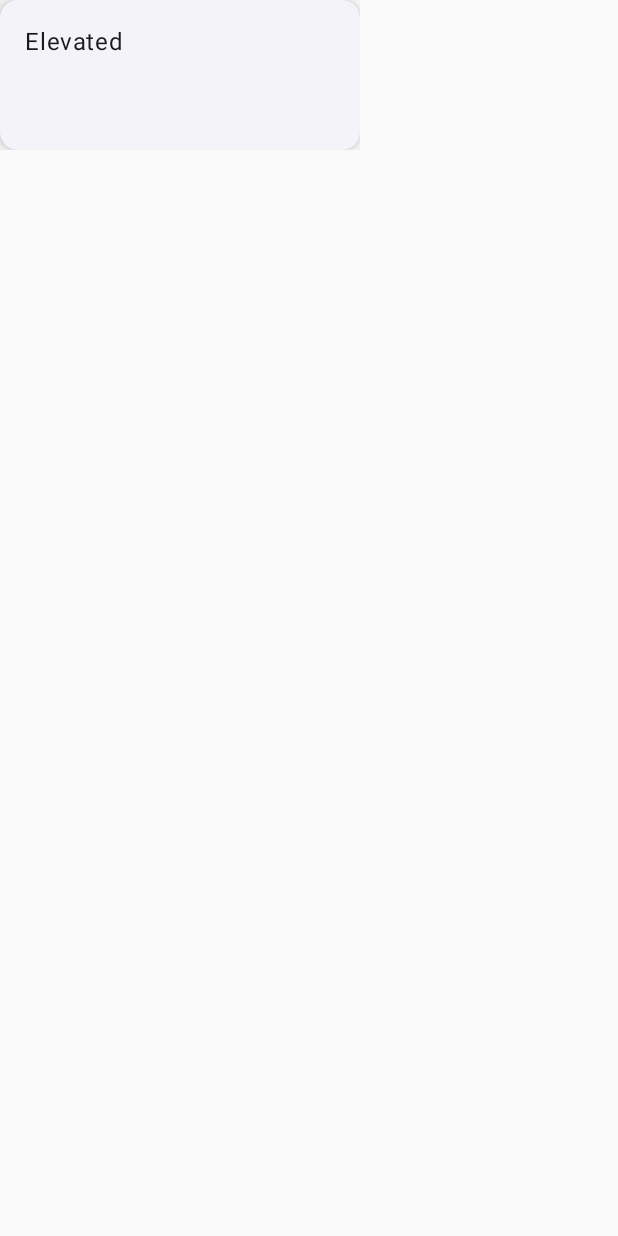
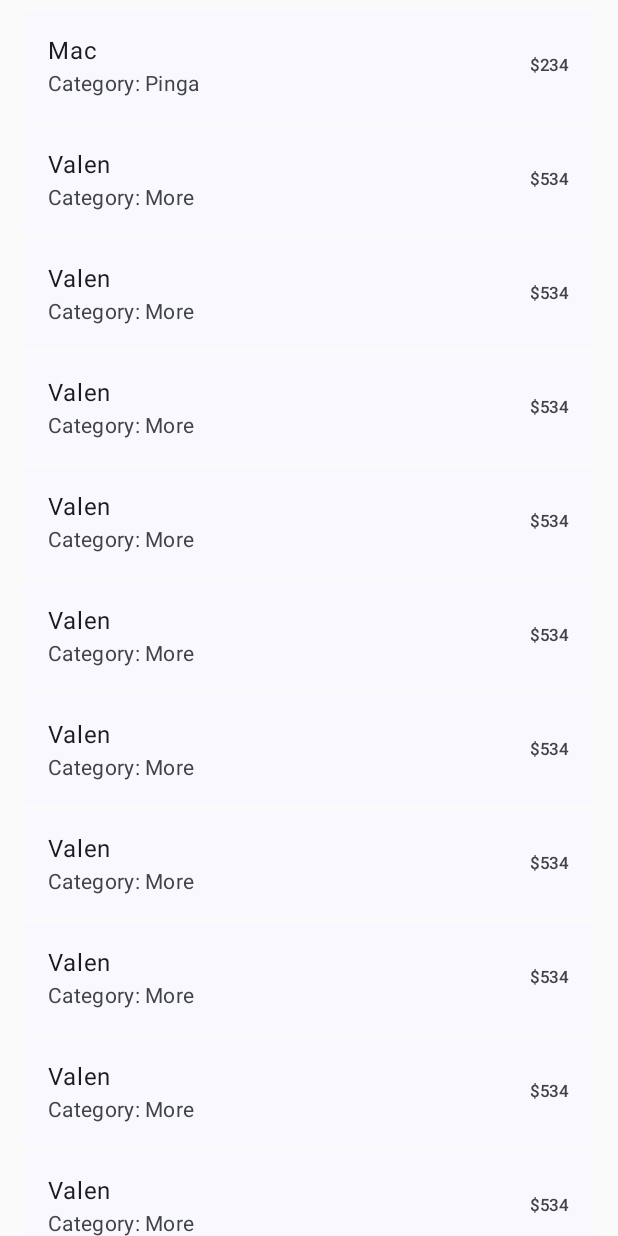
Before and after one commit to franjuarez/Plutonke, an Android app built with Jetpack Compose: the screen it shows after launch (MainActivity), on a phone screen of 412 x 824 dp. Before the commit the screen is almost empty. Run offline under Robolectric (Android 15) with nearby library versions, the phone set to English and light mode, and no system bars.

Commit message:
agregando lista de expenses

```diff
--- a/src/app/src/main/java/com/schonke/plutonke/MainActivity.kt
+++ b/src/app/src/main/java/com/schonke/plutonke/MainActivity.kt
@@ -3,9 +3,12 @@ package com.schonke.plutonke
 import android.os.Bundle
 import androidx.activity.ComponentActivity
 import androidx.activity.compose.setContent
+import androidx.compose.foundation.layout.Arrangement
+import androidx.compose.foundation.layout.PaddingValues
 import androidx.compose.foundation.layout.fillMaxSize
 import androidx.compose.foundation.layout.padding
 import androidx.compose.foundation.layout.size
+import androidx.compose.foundation.lazy.LazyColumn
 import androidx.compose.material3.Card
 import androidx.compose.material3.CardDefaults
 import androidx.compose.material3.ElevatedCard
@@ -18,75 +21,51 @@ import androidx.compose.ui.text.style.TextAlign
 import androidx.compose.ui.tooling.preview.Preview
 import androidx.compose.ui.unit.dp
 import com.schonke.plutonke.ui.theme.PlutonkeTheme
+import kotlin.math.exp
+import androidx.compose.foundation.lazy.items
+import androidx.compose.material3.ListItem
 
 class MainActivity : ComponentActivity() {
     override fun onCreate(savedInstanceState: Bundle?) {
         super.onCreate(savedInstanceState)
-        val expense = Expense("Mac", "01-01-2024", 234, "Pinga")
+        val expenses = listOf<Expense>(Expense("Mac", "01-01-2024", 234, "Pinga"),
+            Expense("Valen", "01-02-2021", 534, "More"),
+            Expense("Valen", "01-02-2021", 534, "More"),
+            Expense("Valen", "01-02-2021", 534, "More"),
+            Expense("Valen", "01-02-2021", 534, "More"),
+            Expense("Valen", "01-02-2021", 534, "More"),
+            Expense("Valen", "01-02-2021", 534, "More"),
+            Expense("Valen", "01-02-2021", 534, "More"),
+            Expense("Valen", "01-02-2021", 534, "More"),
+            Expense("Valen", "01-02-2021", 534, "More"),
+            Expense("Valen", "01-02-2021", 534, "More"),
+            Expense("Monke", "12-01-2004", 89434, "Vato"))
+
         setContent {
             PlutonkeTheme {
-                // A surface container using the 'background' color from the theme
-//                Surface(
-//                    modifier = Modifier.fillMaxSize(),
-//                    color = MaterialTheme.colorScheme.background
-//                ) {
-//                    Greeting("YA VOLVI")
-//                }
-                Expense(expense)
+                showAllExpenses(expenses = expenses)
                 }
             }
         }
     }
 
 @Composable
-fun Expense(expense: Expense, modifier: Modifier = Modifier){
-    //TODO Cambiar category por su tipo
+fun showAllExpenses(expenses: List<Expense>){
+    LazyColumn (contentPadding = PaddingValues(horizontal = 16.dp, vertical = 8.dp),
+                verticalArrangement = Arrangement.spacedBy(4.dp)) {
+        items(expenses){ expense ->
+            showExpense(expense = expense)
 
-        Card(
-            colors = CardDefaults.cardColors(
-                containerColor = MaterialTheme.colorScheme.surfaceVariant,
-                ),
-                modifier = Modifier
-                    .size(width = 240.dp, height = 100.dp)
-            ) {
-                Text(
-                    text = "Filled",
-                    modifier = Modifier
-                        .padding(16.dp),
-                    textAlign = TextAlign.Center,
-                )
-            }
-        ElevatedCard(
-                 elevation = CardDefaults.cardElevation(
-                     defaultElevation = 6.dp
-                 ),
-                 modifier = Modifier
-                     .size(width = 240.dp, height = 100.dp)
-             ) {
-                 Text(
-                     text = "Elevated",
-                     modifier = Modifier
-                         .padding(16.dp),
-                     textAlign = TextAlign.Center,
-                 )
-             }
-
+        }
+    }
 }
 
 @Composable
-fun Greeting(name: String, modifier: Modifier = Modifier) {
-    Text(
-        text = "Hello $name!",
-        modifier = modifier,
-
-
+fun showExpense(expense: Expense){
+    //TODO Cambiar category por su tipo
+    ListItem(
+        headlineContent = { Text(text = expense.name) },
+        supportingContent = { Text(text = "Category: " + expense.category) },
+        trailingContent = { Text(text = "$" + expense.price.toString()) }
     )
 }
-
-@Preview(showBackground = true)
-@Composable
-fun GreetingPreview() {
-    PlutonkeTheme {
-        Greeting("Android")
-    }
-}
```
